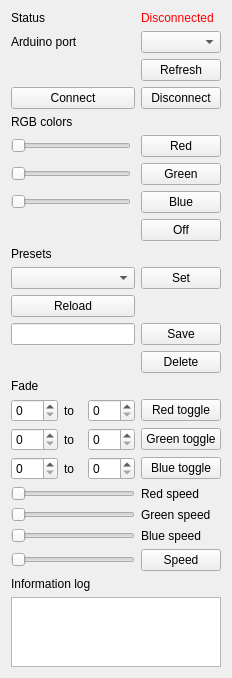
This is qt/RGBController/controllerwindow.ui in daniel-Jones/RGB-Controller as Qt 5 draws it before an edit. The edited form follows.
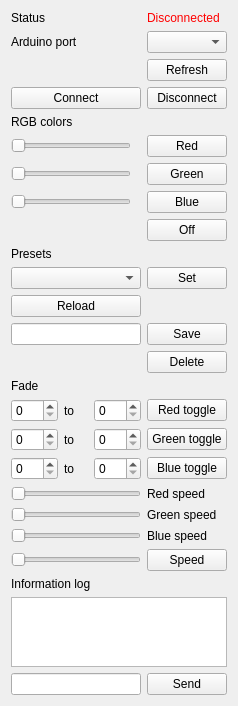
This is the edited form.

Commit message: Merged source into one .cpp and .h. Added serial communication from the Arduino to the host computer. Added ping/pong system to maintain a connection, once 3 failed tries have occured, the connection is force closed, this restores the ui to a desired state. A ping is sent every 60 seconds and a response is required within one second. Some debug UI additions and code is still present, to be removed.

Diff of the .ui file:
```diff
--- a/qt/RGBController/controllerwindow.ui
+++ b/qt/RGBController/controllerwindow.ui
@@ -9,7 +9,7 @@
    <rect>
     <x>0</x>
     <y>0</y>
-    <width>232</width>
+    <width>238</width>
     <height>629</height>
    </rect>
   </property>
@@ -403,6 +403,16 @@
       </property>
      </widget>
     </item>
+    <item row="21" column="1">
+     <widget class="QPushButton" name="serial_send_button">
+      <property name="text">
+       <string>Send</string>
+      </property>
+     </widget>
+    </item>
+    <item row="21" column="0">
+     <widget class="QLineEdit" name="serial_input"/>
+    </item>
    </layout>
   </widget>
  </widget>
```
Left out of the diff: 6 changed lines with no effect on the pictures. The commit also changes 27 other files.
